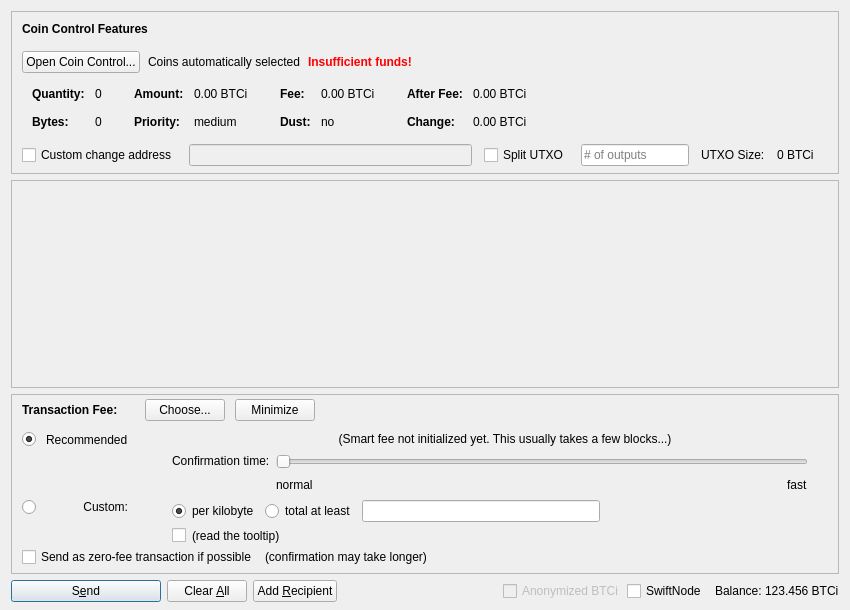
Above: src/qt/forms/sendcoinsdialog.ui from BTCIncognito/bitcoinincognito before the change. Below: the same form after it.
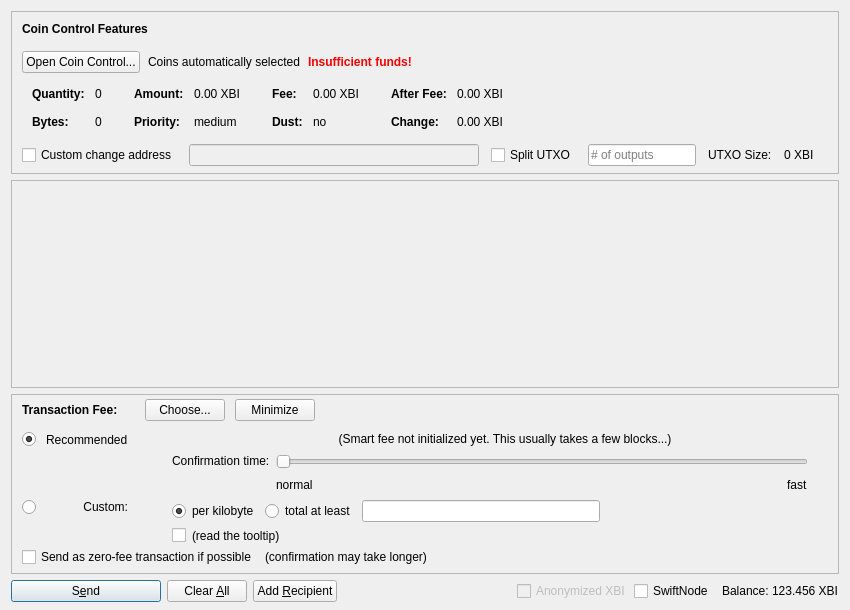
That is the form after the change. Icons and pictures are not drawn. Custom widgets are drawn as their Qt base class.

The edit to the form file:
```diff
--- a/src/qt/forms/sendcoinsdialog.ui
+++ b/src/qt/forms/sendcoinsdialog.ui
@@ -324,7 +324,7 @@
                   <enum>Qt::ActionsContextMenu</enum>
                  </property>
                  <property name="text">
-                  <string notr="true">0.00 BTCi</string>
+                  <string notr="true">0.00 XBI</string>
                  </property>
                  <property name="textInteractionFlags">
                   <set>Qt::LinksAccessibleByMouse|Qt::TextSelectableByKeyboard|Qt::TextSelectableByMouse</set>
@@ -404,7 +404,7 @@
                   <enum>Qt::ActionsContextMenu</enum>
                  </property>
                  <property name="text">
-                  <string notr="true">0.00 BTCi</string>
+                  <string notr="true">0.00 XBI</string>
                  </property>
                  <property name="textInteractionFlags">
                   <set>Qt::LinksAccessibleByMouse|Qt::TextSelectableByKeyboard|Qt::TextSelectableByMouse</set>
@@ -484,7 +484,7 @@
                   <enum>Qt::ActionsContextMenu</enum>
                  </property>
                  <property name="text">
-                  <string notr="true">0.00 BTCi</string>
+                  <string notr="true">0.00 XBI</string>
                  </property>
                  <property name="textInteractionFlags">
                   <set>Qt::LinksAccessibleByMouse|Qt::TextSelectableByKeyboard|Qt::TextSelectableByMouse</set>
@@ -513,7 +513,7 @@
                   <enum>Qt::ActionsContextMenu</enum>
                  </property>
                  <property name="text">
-                  <string notr="true">0.00 BTCi</string>
+                  <string notr="true">0.00 XBI</string>
                  </property>
                  <property name="textInteractionFlags">
                   <set>Qt::LinksAccessibleByMouse|Qt::TextSelectableByKeyboard|Qt::TextSelectableByMouse</set>
@@ -594,7 +594,7 @@
           <item>
            <widget class="QLabel" name="labelBlockSize">
             <property name="text">
-             <string>0 BTCi</string>
+             <string>0 XBI</string>
             </property>
            </widget>
           </item>
@@ -1390,7 +1390,7 @@
           <bool>false</bool>
          </property>
          <property name="text">
-          <string>Anonymized BTCi</string>
+          <string>Anonymized XBI</string>
          </property>
         </widget>
        </item>
@@ -1429,7 +1429,7 @@
           <cursorShape>IBeamCursor</cursorShape>
          </property>
          <property name="text">
-          <string notr="true">123.456 BTCi</string>
+          <string notr="true">123.456 XBI</string>
          </property>
          <property name="textInteractionFlags">
           <set>Qt::LinksAccessibleByMouse|Qt::TextSelectableByKeyboard|Qt::TextSelectableByMouse</set>
```
Left out of the diff: 18 changed lines with no effect on the pictures.
